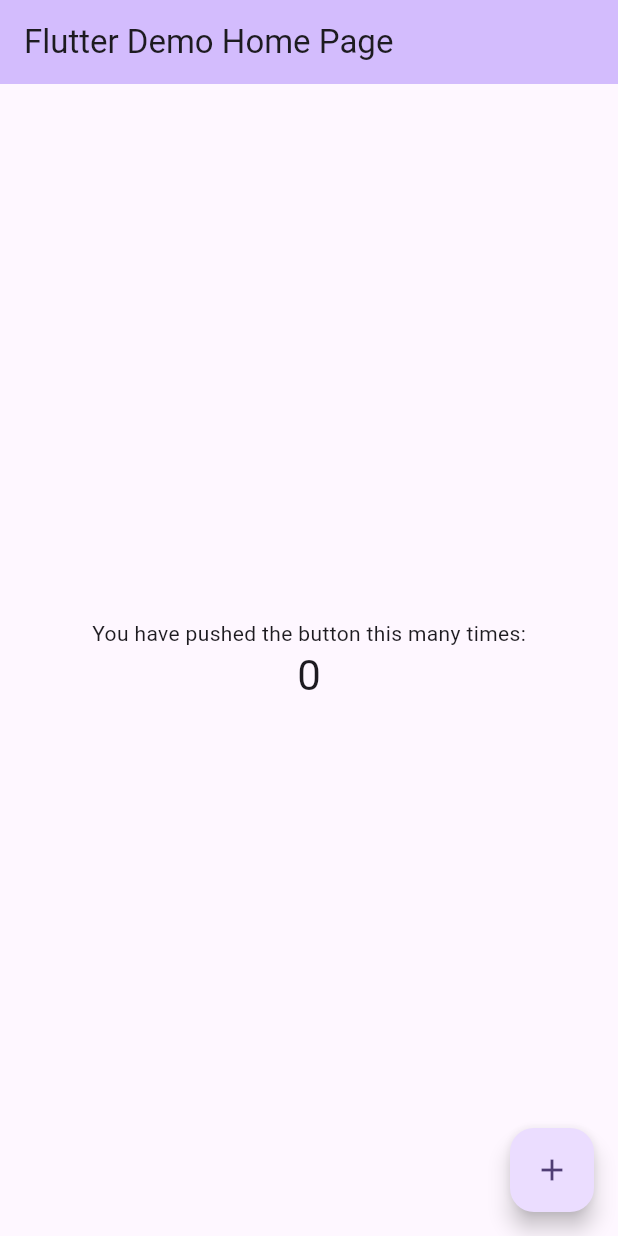
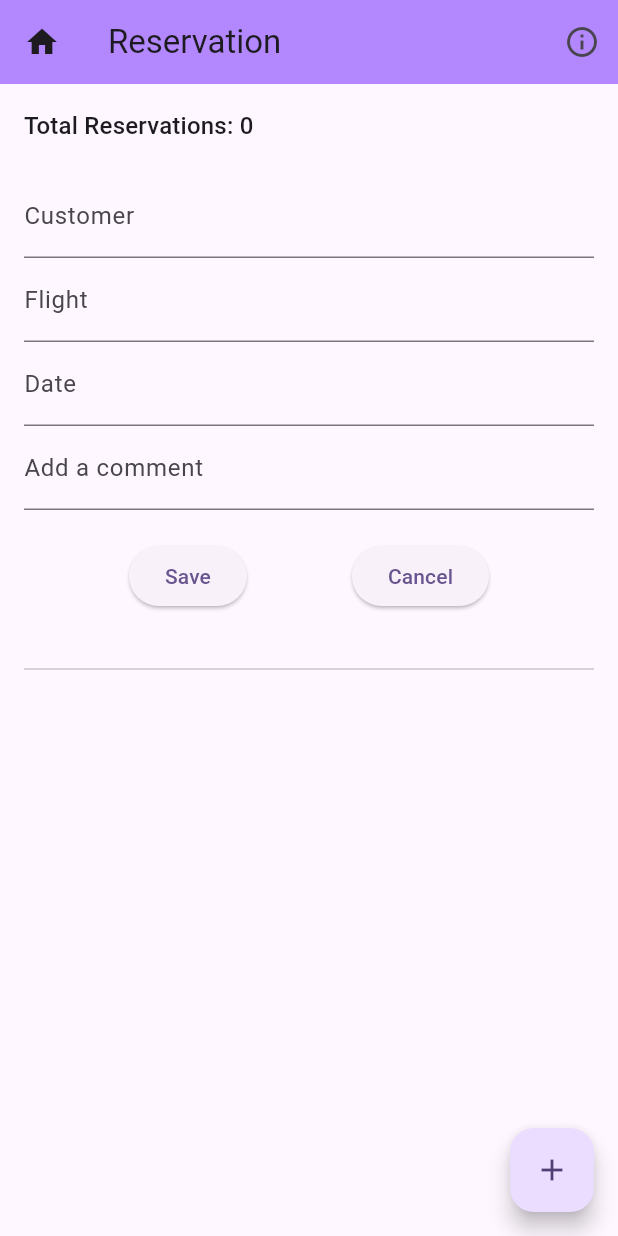
Before and after one commit to JinmingShi1/cst2335_final_project, a Flutter app: the screen it shows after launch, on a phone screen of 412 x 824 dp. Run offline on Flutter 3.47's test engine with Material 3 defaults, Android fonts, the phone set to English and light mode, and no system bars.

Commit message:
Basic reservation page

```diff
--- a/lib/main.dart
+++ b/lib/main.dart
@@ -1,120 +1,179 @@
 import 'package:flutter/material.dart';
 
 void main() {
-  runApp(const MyApp());
+  runApp(const ReservationPage());
 }
 
-class MyApp extends StatelessWidget {
-  const MyApp({super.key});
+class ReservationPage extends StatelessWidget {
+  const ReservationPage({super.key});
 
   // This widget is the root of your application.
   @override
   Widget build(BuildContext context) {
     return MaterialApp(
-      title: 'Flutter Demo',
+      title: 'Reservation List',
+      debugShowCheckedModeBanner: false,
       theme: ThemeData(
-        // This is the theme of your application.
-        //
-        // TRY THIS: Try running your application with "flutter run". You'll see
-        // the application has a purple toolbar. Then, without quitting the app,
-        // try changing the seedColor in the colorScheme below to Colors.green
-        // and then invoke "hot reload" (save your changes or press the "hot
-        // reload" button in a Flutter-supported IDE, or press "r" if you used
-        // the command line to start the app).
-        //
-        // Notice that the counter didn't reset back to zero; the application
-        // state is not lost during the reload. To reset the state, use hot
-        // restart instead.
-        //
-        // This works for code too, not just values: Most code changes can be
-        // tested with just a hot reload.
+
         colorScheme: ColorScheme.fromSeed(seedColor: Colors.deepPurple),
       ),
-      home: const MyHomePage(title: 'Flutter Demo Home Page'),
+      home: const ReservationListPage (title: 'Reservation'),
     );
   }
 }
 
-class MyHomePage extends StatefulWidget {
-  const MyHomePage({super.key, required this.title});
-
-  // This widget is the home page of your application. It is stateful, meaning
-  // that it has a State object (defined below) that contains fields that affect
-  // how it looks.
-
-  // This class is the configuration for the state. It holds the values (in this
-  // case the title) provided by the parent (in this case the App widget) and
-  // used by the build method of the State. Fields in a Widget subclass are
-  // always marked "final".
+class ReservationListPage extends StatefulWidget {
+  const ReservationListPage({super.key, required this.title});
 
   final String title;
 
   @override
-  State<MyHomePage> createState() => _MyHomePageState();
+  State<ReservationListPage> createState() => _ReservationListPageState();
 }
 
-class _MyHomePageState extends State<MyHomePage> {
-  int _counter = 0;
+class _ReservationListPageState extends State<ReservationListPage> {
+  final List<String> reservations = [];
+  final TextEditingController customerController = TextEditingController();
+  final TextEditingController flightController = TextEditingController();
+  final TextEditingController dateController = TextEditingController();
+  final TextEditingController commentController = TextEditingController();
 
-  void _incrementCounter() {
+
+
+  void _addReservation() {
+    final customer = customerController.text.trim();
+    final flight = flightController.text.trim();
+    final date = dateController.text.trim();
+    final comment = commentController.text.trim();
+
+    if (customer.isEmpty || flight.isEmpty || date.isEmpty) {
+      ScaffoldMessenger.of(context).showSnackBar(
+        const SnackBar(content: Text('Please fill in all required fields')),
+      );
+      return;
+    }
+
+    final reservation = '$customer - $flight - $date - $comment';
+
     setState(() {
-      // This call to setState tells the Flutter framework that something has
-      // changed in this State, which causes it to rerun the build method below
-      // so that the display can reflect the updated values. If we changed
-      // _counter without calling setState(), then the build method would not be
-      // called again, and so nothing would appear to happen.
-      _counter++;
+      reservations.add(reservation);
     });
+
+    ScaffoldMessenger.of(context).showSnackBar(
+      const SnackBar(content: Text('Reservation added')),
+    );
+
+    _cancelReservation();
   }
+  void _showHelpDialog() {
+    showDialog(
+      context: context,
+      builder: (context) => AlertDialog(
+        title: const Text('How to Use'),
+        content: const Text(
+            'This page lists all your reservations. Tap + to add a new one. Tap an item to view details.'),
+        actions: [
+          TextButton(
+            onPressed: () => Navigator.pop(context),
+            child: const Text('OK'),
+          ),
+        ],
+      ),
+    );
+  }
+  void _goBackToHome(){
+    Navigator.pop(context);
+  }
+
+  void _saveReservation() {
+    // You can implement the save logic here
+    ScaffoldMessenger.of(context).showSnackBar(
+      const SnackBar(content: Text('Reservation saved')),
+    );
+  }
+
+  void _cancelReservation() {
+    customerController.clear();
+    flightController.clear();
+    dateController.clear();
+    commentController.clear();
+    ScaffoldMessenger.of(context).showSnackBar(
+      const SnackBar(content: Text('Inputs cleared')),
+    );
+  }
+
 
   @override
   Widget build(BuildContext context) {
-    // This method is rerun every time setState is called, for instance as done
-    // by the _incrementCounter method above.
-    //
-    // The Flutter framework has been optimized to make rerunning build methods
-    // fast, so that you can just rebuild anything that needs updating rather
-    // than having to individually change instances of widgets.
     return Scaffold(
       appBar: AppBar(
-        // TRY THIS: Try changing the color here to a specific color (to
-        // Colors.amber, perhaps?) and trigger a hot reload to see the AppBar
-        // change color while the other colors stay the same.
-        backgroundColor: Theme.of(context).colorScheme.inversePrimary,
-        // Here we take the value from the MyHomePage object that was created by
-        // the App.build method, and use it to set our appbar title.
+        backgroundColor: Colors.deepPurpleAccent.shade100,
+        leading: IconButton(
+          icon: const Icon(Icons.home),
+          onPressed: _goBackToHome,
+        ),
         title: Text(widget.title),
+        actions: [
+          IconButton(
+            icon: const Icon(Icons.info_outline),
+            onPressed: _showHelpDialog,
+          ),
+        ],
       ),
-      body: Center(
-        // Center is a layout widget. It takes a single child and positions it
-        // in the middle of the parent.
-        child: Column(
-          // Column is also a layout widget. It takes a list of children and
-          // arranges them vertically. By default, it sizes itself to fit its
-          // children horizontally, and tries to be as tall as its parent.
-          //
-          // Column has various properties to control how it sizes itself and
-          // how it positions its children. Here we use mainAxisAlignment to
-          // center the children vertically; the main axis here is the vertical
-          // axis because Columns are vertical (the cross axis would be
-          // horizontal).
-          //
-          // TRY THIS: Invoke "debug painting" (choose the "Toggle Debug Paint"
-          // action in the IDE, or press "p" in the console), to see the
-          // wireframe for each widget.
-          mainAxisAlignment: MainAxisAlignment.center,
-          children: <Widget>[
-            const Text('You have pushed the button this many times:'),
-            Text(
-              '$_counter',
-              style: Theme.of(context).textTheme.headlineMedium,
+      body: Padding(
+              padding: const EdgeInsets.all(16.0),
+              child: Column(
+                  crossAxisAlignment: CrossAxisAlignment.start,
+                  children: [
+                      Text('Total Reservations: ${reservations.length}',
+                              style: Theme.of(context).textTheme.titleMedium),
+                       const SizedBox(height: 20),
+            TextField(controller: customerController, decoration: const InputDecoration(labelText: 'Customer'),
+    ),
+            TextField(controller: flightController, decoration: const InputDecoration(labelText: 'Flight'),
+    ),
+            TextField(controller: dateController, decoration: const InputDecoration(labelText: 'Date'),
+    ),
+            TextField(controller: commentController, decoration: const InputDecoration(labelText: 'Add a comment'),
+    ),
+                const SizedBox(height: 20),
+                    Row(mainAxisAlignment: MainAxisAlignment.spaceEvenly,
+                      children: [
+                      ElevatedButton(
+                      onPressed: _saveReservation,
+                      child: const Text('Save'),
+                    ),
+                ElevatedButton(
+                      onPressed: _cancelReservation,
+                      child: const Text('Cancel'),
+                    ),
+            ],
+    ),
+                    const SizedBox(height: 30),
+                    const Divider(),
+                    Expanded(
+                      child:
+                    ListView.builder(
+                        itemCount: reservations.length,
+                        itemBuilder: (context, index) {
+                      return ListTile(
+                            title: Text(reservations[index]),
+                            onTap: () {
+                    ScaffoldMessenger.of(context).showSnackBar(
+                      SnackBar(content: Text('Tapped: ${reservations[index]}')),
+                    );
+                  },
+                );
+              },
             ),
-          ],
-        ),
-      ),
+                    ),
+                  ],
+              ),
+          ),
+
       floatingActionButton: FloatingActionButton(
-        onPressed: _incrementCounter,
-        tooltip: 'Increment',
+        onPressed: _addReservation,
+        tooltip: 'Add Reservation',
         child: const Icon(Icons.add),
       ), // This trailing comma makes auto-formatting nicer for build methods.
     );
```
